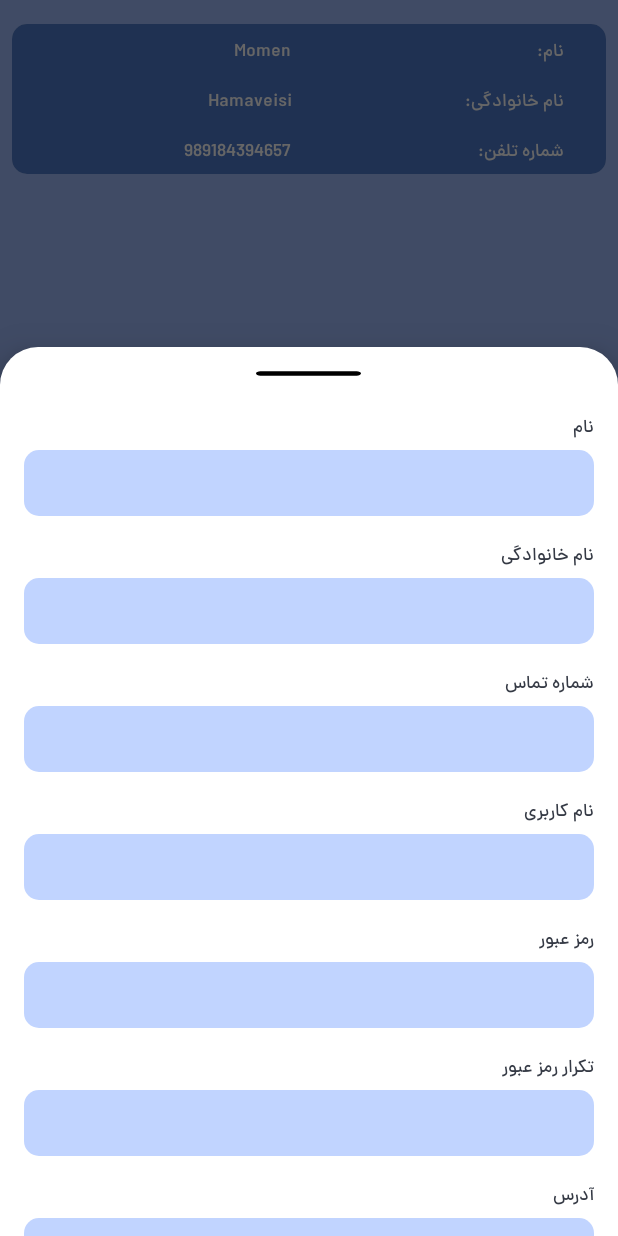
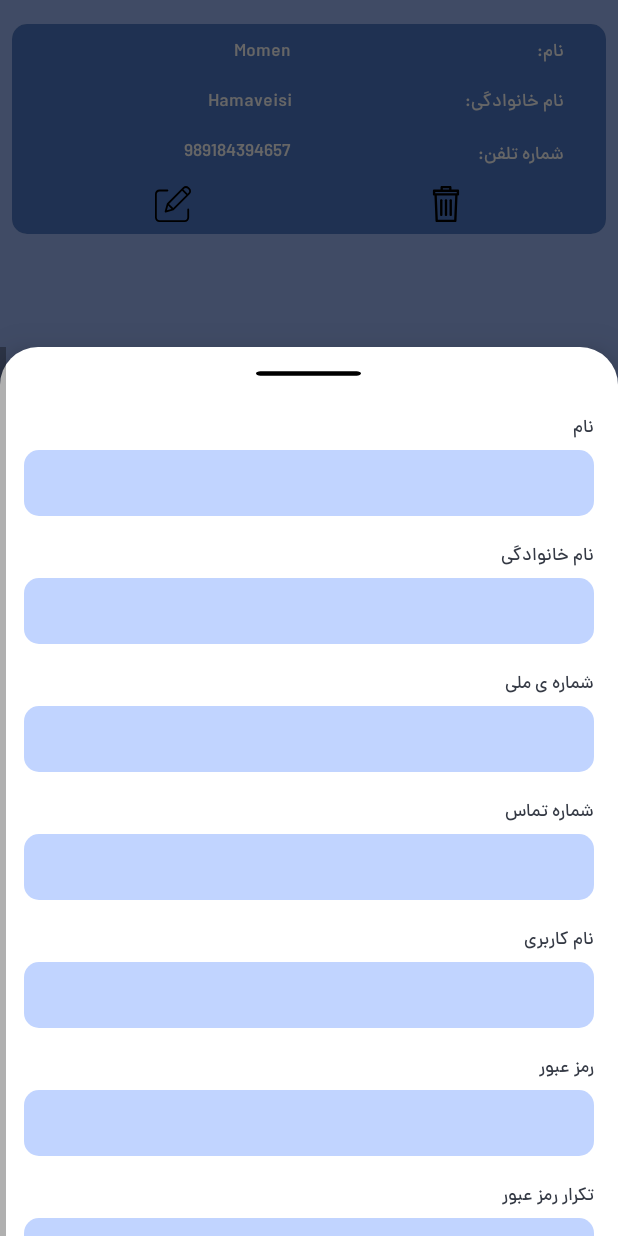
Before and after one commit to momen7899/Restel, an Android app: the ClientsFragment screen opened through its navigation route, after a tap on an icon or button, on a phone screen of 412 x 824 dp. Run offline under Robolectric (Android 15) with nearby library versions, the phone set to English and light mode, and no system bars; our stand-ins replace Dagger/Hilt's generated code, Room's generated code, RxJava, data binding, navigation-ui; 1 statement that could not run was skipped.

Commit message:
Complete Delete And Update Client

```diff
--- a/presentation/src/main/java/com/momen/restel/client/view/ClientAdapter.kt
+++ b/presentation/src/main/java/com/momen/restel/client/view/ClientAdapter.kt
@@ -2,17 +2,22 @@ package com.momen.restel.client.view
 
 import android.view.LayoutInflater
 import android.view.ViewGroup
+import android.widget.ImageView
 import androidx.databinding.DataBindingUtil
 import androidx.recyclerview.widget.RecyclerView
 import com.momen.restel.R
 import com.momen.restel.databinding.ClientItemBinding
 import com.momen.restel.login.model.UserModel
 
-class ClientAdapter : RecyclerView.Adapter<ClientAdapter.ClientViewHolder>() {
+class ClientAdapter(private val fragment: ClientsFragment) :
+    RecyclerView.Adapter<ClientAdapter.ClientViewHolder>() {
 
     private val items = ArrayList<UserModel>()
 
-    class ClientViewHolder(val client: ClientItemBinding) : RecyclerView.ViewHolder(client.root)
+    class ClientViewHolder(val client: ClientItemBinding) : RecyclerView.ViewHolder(client.root) {
+        val edit: ImageView = client.root.findViewById(R.id.clientItemEdit)
+        val remove: ImageView = client.root.findViewById(R.id.clientItemRemove)
+    }
 
     override fun onCreateViewHolder(parent: ViewGroup, viewType: Int): ClientViewHolder =
         ClientViewHolder(
@@ -24,7 +29,24 @@ class ClientAdapter : RecyclerView.Adapter<ClientAdapter.ClientViewHolder>() {
 
     override fun onBindViewHolder(holder: ClientViewHolder, position: Int) {
         val currentUser: UserModel = items[position]
-        holder.client.user = currentUser
+
+        with(holder) {
+            client.user = currentUser
+
+            edit.setOnClickListener {
+                fragment.showBottomSheet(true, currentUser)
+            }
+
+            remove.setOnClickListener {
+                removeItem(currentUser)
+                fragment.showDelMsg(currentUser, position)
+            }
+        }
+    }
+
+    private fun removeItem(user: UserModel) {
+        items.remove(user)
+        notifyDataSetChanged()
     }
 
     override fun getItemCount(): Int = items.size
@@ -34,4 +56,10 @@ class ClientAdapter : RecyclerView.Adapter<ClientAdapter.ClientViewHolder>() {
         this.items.addAll(items)
         notifyDataSetChanged()
     }
+
+    fun addItem(user: UserModel, position: Int) {
+        items.add(position, user)
+        notifyDataSetChanged()
+    }
+
 }
--- a/presentation/src/main/java/com/momen/restel/client/view/ClientsFragment.kt
+++ b/presentation/src/main/java/com/momen/restel/client/view/ClientsFragment.kt
@@ -19,7 +19,11 @@ import com.momen.restel.client.viewmodel.ClientViewModel
 import com.momen.restel.client.viewmodel.ClientViewModelFactory
 import com.momen.restel.comm.Toasty
 import com.momen.restel.login.model.UserModel
+import kotlinx.android.synthetic.main.card_delete.*
 import kotlinx.android.synthetic.main.fragment_client.*
+import java.math.BigInteger
+import java.security.MessageDigest
+import java.util.*
 import javax.inject.Inject
 
 class ClientsFragment : Fragment() {
@@ -28,13 +32,14 @@ class ClientsFragment : Fragment() {
     lateinit var clientViewModelFactory: ClientViewModelFactory
 
     private var clientViewModel: ClientViewModel? = null
-    private val clientAdapter = ClientAdapter()
+    private var clientAdapter: ClientAdapter? = null
     private var bottomSheetDialog: BottomSheetDialog? = null
     private var update = false
 
     // bottom sheet components
     private var userFirstName: EditText? = null
     private var userLastName: EditText? = null
+    private var userNationalCode: EditText? = null
     private var userPhoneNumber: EditText? = null
     private var userName: EditText? = null
     private var userPass: EditText? = null
@@ -90,7 +95,7 @@ class ClientsFragment : Fragment() {
                 }
                 ClientViewModel.State.DATA_LOADED -> {
                     if (result.data is ArrayList<*>) {
-                        clientAdapter.setItems(result.data as ArrayList<UserModel>)
+                        clientAdapter?.setItems(result.data as ArrayList<UserModel>)
                     }
                 }
 
@@ -181,7 +186,7 @@ class ClientsFragment : Fragment() {
 
     private fun setUpFab() {
         clientFab.setOnClickListener {
-            showBottomSheet(false)
+            showBottomSheet(false, null)
         }
     }
 
@@ -189,14 +194,14 @@ class ClientsFragment : Fragment() {
         bottomSheetDialog = BottomSheetDialog(requireContext())
         bottomSheetDialog?.setContentView(R.layout.bottom_sheet_client)
         val rtl = true
-        val layout =
-            bottomSheetDialog?.findViewById<ScrollView>(R.id.bottomSheetClient)
+        val layout = bottomSheetDialog?.findViewById<ScrollView>(R.id.bottomSheetClient)
         layout?.layoutDirection = if (rtl) View.LAYOUT_DIRECTION_RTL else View.LAYOUT_DIRECTION_LTR
     }
 
     private fun setUpBottomSheetComponent() {
         userFirstName = bottomSheetDialog?.findViewById(R.id.userFirstName)
         userLastName = bottomSheetDialog?.findViewById(R.id.userLastName)
+        userNationalCode = bottomSheetDialog?.findViewById(R.id.userNationalCode)
         userPhoneNumber = bottomSheetDialog?.findViewById(R.id.userPhoneNumber)
         userName = bottomSheetDialog?.findViewById(R.id.userName)
         userPass = bottomSheetDialog?.findViewById(R.id.userPass)
@@ -209,13 +214,13 @@ class ClientsFragment : Fragment() {
         submit?.setOnClickListener {
             val user = validateData()
             user?.let { clientViewModel?.addUser(it) }
-            println(user)
         }
     }
 
     private fun validateData(): UserModel? {
         val firstName = userFirstName?.text.toString().trim()
         val lastName = userLastName?.text.toString().trim()
+        val nationalCode = userNationalCode?.text.toString().trim()
         val phone = userPhoneNumber?.text.toString().trim()
         val name = userName?.text.toString().trim()
         val pass = userPass?.text.toString().trim()
@@ -224,14 +229,26 @@ class ClientsFragment : Fragment() {
 
         if (validateInput(firstName, userFirstName)) return null
         if (validateInput(lastName, userLastName)) return null
+        if (validateInput(nationalCode, userNationalCode)) return null
         if (validateInput(phone, userPhoneNumber)) return null
         if (validateInput(name, userName)) return null
         if (validateInput(pass, userPass)) return null
         if (validateInput(rePass, userRePass)) return null
         if (validateInput(address, userAddress)) return null
+        if (validPassword(pass, rePass)) {
+            return null
+        }
+        return UserModel(
+            0, firstName, lastName, nationalCode, phone, name, pass, md5(pass), address, 0
+        )
+    }
 
-        return UserModel(0, firstName, lastName, phone, name, pass, rePass, pass, address, 0)
+    fun md5(input: String): String {
+        val md = MessageDigest.getInstance("MD5")
+        return BigInteger(1, md.digest(input.toByteArray())).toString(16).padStart(32, '0')
     }
+
+    private fun validPassword(pass: String, rePass: String): Boolean = pass == rePass
 
     private fun validateInput(str: String?, et: EditText?): Boolean {
         str?.let {
@@ -244,15 +261,90 @@ class ClientsFragment : Fragment() {
         return false
     }
 
-    private fun showBottomSheet(update: Boolean) {
+    fun showBottomSheet(update: Boolean, user: UserModel?) {
         this.update = update
+        setBottomSheetData(user)
         bottomSheetDialog?.show()
     }
 
+    private fun setBottomSheetData(user: UserModel?) {
+        if (update)
+            user?.let { fillBottomSheetData(it) }
+        else
+            clearBottomSheetData()
+    }
+
+    private fun fillBottomSheetData(user: UserModel) {
+        userFirstName?.setText(user.firstName)
+        userLastName?.setText(user.lastName)
+        userNationalCode?.setText(user.nationalCode)
+        userPhoneNumber?.setText(user.phoneNumber)
+        userName?.setText(user.userName)
+        userPass?.setText(user.password)
+        userRePass?.setText(user.password)
+        userAddress?.setText(user.address)
+        submit?.text = getString(R.string.edit)
+    }
+
+    private fun clearBottomSheetData() {
+        userFirstName?.setText("")
+        userLastName?.setText("")
+        userNationalCode?.setText("")
+        userPhoneNumber?.setText("")
+        userName?.setText("")
+        userPass?.setText("")
+        userRePass?.setText("")
+        userAddress?.setText("")
+        submit?.text = getString(R.string.submit)
+    }
+
     private fun setUpUpRecycler() {
+        clientAdapter = ClientAdapter(this)
         clientRecycle.layoutManager =
             LinearLayoutManager(requireContext(), LinearLayoutManager.VERTICAL, false)
         clientRecycle.adapter = clientAdapter
     }
 
+    fun showDelMsg(user: UserModel, position: Int) {
+        showDelete()
+        setUpDelete(user, position)
+    }
+
+    private fun setUpDelete(user: UserModel, position: Int) {
+        var sec = 60
+        val timer = Timer()
+        var delete = true
+        timer.schedule(object : TimerTask() {
+            override fun run() {
+                sec--
+                timerCounter?.text = ((sec + 21) / 20).toString()
+                timerProgressBar?.progress = sec
+                if (sec == 0) {
+                    this.cancel()
+                    if (delete) {
+                        clientViewModel?.removeUser(user)
+                        delete = false
+                    }
+                }
+            }
+        }, 0, 50)
+
+        undoRemove.setOnClickListener {
+            delete = false
+            clientAdapter?.addItem(user, position)
+            hideDelete()
+        }
+        timerProgressBar?.progress = sec
+        timerCounter?.text = sec.toString()
+    }
+
+    private fun showDelete() {
+        clientDelete.visibility = View.VISIBLE
+        clientFab.visibility = View.GONE
+    }
+
+    private fun hideDelete() {
+        clientDelete.visibility = View.GONE
+        clientFab.visibility = View.VISIBLE
+    }
 }
--- a/presentation/src/main/java/com/momen/restel/client/viewmodel/ClientViewModel.kt
+++ b/presentation/src/main/java/com/momen/restel/client/viewmodel/ClientViewModel.kt
@@ -23,10 +23,10 @@ class ClientViewModel(
     val removeUserLiveData = MutableLiveData<Result>()
 
 
-    private var result: Result? = null
     private val disposables = CompositeDisposable()
 
     fun addUser(user: UserModel) {
+        var result: Result? = null
         result = Result(null, State.LOADING_DATA, null)
         addUserLiveData.value = result
 
@@ -46,6 +46,7 @@ class ClientViewModel(
     }
 
     fun editUser(user: UserModel) {
+        var result: Result? = null
         result = Result(null, State.LOADING_DATA, null)
         editUserLiveData.value = result
 
@@ -65,6 +66,7 @@ class ClientViewModel(
     }
 
     fun getUsers() {
+        var result: Result? = null
         result = Result(null, State.LOADING_DATA, null)
         getUsersLiveData.value = result
 
@@ -82,6 +84,7 @@ class ClientViewModel(
     }
 
     fun getUser(id: Int) {
+        var result: Result? = null
         result = Result(null, State.LOADING_DATA, null)
         getUserLiveData.value = result
 
@@ -97,12 +100,12 @@ class ClientViewModel(
         }
         )
         d?.let { disposables.add(it) }
-
     }
 
     fun removeUser(user: UserModel) {
+        var result: Result? = null
         result = Result(null, State.LOADING_DATA, null)
-        removeUserLiveData.value = result
+        removeUserLiveData.postValue(result)
 
         val params = RemoveUserUseCase.Params.forRemoveUsers(mapper.transformUserModelToUser(user))
         val d: Disposable? = removeUserUseCase.execute(params)?.subscribe({ res ->
--- /dev/null
+++ b/presentation/src/main/res/drawable/ic_edit.xml
@@ -0,0 +1,12 @@
+<vector xmlns:android="http://schemas.android.com/apk/res/android"
+    android:width="401dp"
+    android:height="401dp"
+    android:viewportWidth="401.5229"
+    android:viewportHeight="401">
+  <path
+      android:fillColor="#FF000000"
+      android:pathData="m370.59,251.973c-5.523,0 -10,4.477 -10,10v88.789c-0.02,16.563 -13.438,29.984 -30,30h-280.59c-16.563,-0.016 -29.98,-13.438 -30,-30v-260.59c0.02,-16.559 13.438,-29.98 30,-30h88.789c5.523,0 10,-4.477 10,-10 0,-5.52 -4.477,-10 -10,-10h-88.789c-27.602,0.031 -49.969,22.398 -50,50v260.594c0.031,27.602 22.398,49.969 50,50h280.59c27.602,-0.031 49.969,-22.398 50,-50v-88.793c0,-5.523 -4.477,-10 -10,-10zM370.59,251.973"/>
+  <path
+      android:fillColor="#FF000000"
+      android:pathData="m376.629,14.441c-17.574,-17.574 -46.066,-17.574 -63.641,0l-178.406,178.406c-1.223,1.223 -2.105,2.738 -2.566,4.402l-23.461,84.699c-0.965,3.473 0.016,7.191 2.563,9.742 2.551,2.547 6.27,3.527 9.742,2.566l84.699,-23.465c1.664,-0.461 3.18,-1.344 4.402,-2.566l178.402,-178.41c17.547,-17.586 17.547,-46.055 0,-63.641zM156.371,199.348 L302.383,53.332 349.473,100.422 203.457,246.438zM146.965,218.223 L184.586,255.848 132.547,270.266zM374.223,75.676 L363.617,86.281 316.523,39.188 327.133,28.582c9.762,-9.762 25.59,-9.762 35.352,0l11.738,11.734c9.746,9.773 9.746,25.59 0,35.359zM374.223,75.676"/>
+</vector>
--- /dev/null
+++ b/presentation/src/main/res/drawable/ic_remove.xml
@@ -0,0 +1,18 @@
+<vector xmlns:android="http://schemas.android.com/apk/res/android"
+    android:width="512dp"
+    android:height="512dp"
+    android:viewportWidth="512"
+    android:viewportHeight="512">
+  <path
+      android:fillColor="#FF000000"
+      android:pathData="M425.298,51.358h-91.455V16.696c0,-9.22 -7.475,-16.696 -16.696,-16.696H194.855c-9.22,0 -16.696,7.475 -16.696,16.696v34.662H86.704c-9.22,0 -16.696,7.475 -16.696,16.696v51.357c0,9.22 7.475,16.696 16.696,16.696h5.072l15.26,359.906c0.378,8.937 7.735,15.988 16.68,15.988h264.568c8.946,0 16.302,-7.051 16.68,-15.989l15.259,-359.906h5.073c9.22,0 16.696,-7.475 16.696,-16.696V68.054C441.994,58.832 434.519,51.358 425.298,51.358zM211.551,33.391h88.9v17.967h-88.9V33.391zM372.283,478.609H139.719l-14.522,-342.502h261.606L372.283,478.609zM408.602,102.715c-15.17,0 -296.114,0 -305.202,0V84.749h305.202V102.715z"/>
+  <path
+      android:fillColor="#FF000000"
+      android:pathData="M188.835,187.304c-9.22,0 -16.696,7.475 -16.696,16.696v206.714c0,9.22 7.475,16.696 16.696,16.696c9.22,0 16.696,-7.475 16.696,-16.696V204C205.53,194.779 198.055,187.304 188.835,187.304z"/>
+  <path
+      android:fillColor="#FF000000"
+      android:pathData="M255.998,187.304c-9.22,0 -16.696,7.475 -16.696,16.696v206.714c0,9.22 7.474,16.696 16.696,16.696c9.22,0 16.696,-7.475 16.696,-16.696V204C272.693,194.779 265.218,187.304 255.998,187.304z"/>
+  <path
+      android:fillColor="#FF000000"
+      android:pathData="M323.161,187.304c-9.22,0 -16.696,7.475 -16.696,16.696v206.714c0,9.22 7.475,16.696 16.696,16.696s16.696,-7.475 16.696,-16.696V204C339.857,194.779 332.382,187.304 323.161,187.304z"/>
+</vector>
--- a/presentation/src/main/res/layout/bottom_sheet_client.xml
+++ b/presentation/src/main/res/layout/bottom_sheet_client.xml
@@ -53,6 +53,20 @@
             android:inputType="text"
             tools:ignore="LabelFor" />
 
+        <TextView
+            style="@style/EditTextHint"
+            android:layout_marginTop="8dp"
+            android:text="@string/userNationalHint" />
+
+        <EditText
+            android:id="@+id/userNationalCode"
+            style="@style/LoginEditText"
+            android:layout_width="match_parent"
+            android:layout_marginTop="4dp"
+            android:layout_marginBottom="8dp"
+            android:importantForAutofill="no"
+            android:inputType="phone"
+            tools:ignore="LabelFor" />
 
         <TextView
             style="@style/EditTextHint"
--- a/presentation/src/main/res/layout/client_item.xml
+++ b/presentation/src/main/res/layout/client_item.xml
@@ -20,7 +20,7 @@
 
         <androidx.constraintlayout.widget.ConstraintLayout
             android:layout_width="match_parent"
-            android:layout_height="match_parent"
+            android:layout_height="wrap_content"
             android:background="@color/primary"
             android:paddingHorizontal="16dp">
 
@@ -33,7 +33,7 @@
                 app:layout_constraintGuide_percent="0.5" />
 
             <TextView
-                android:id="@+id/reservationItemCustomer"
+                android:id="@+id/clientItemFirstName"
                 style="@style/ReserveItemTextView"
                 android:layout_width="0dp"
                 android:layout_height="wrap_content"
@@ -44,7 +44,7 @@
                 app:layout_constraintTop_toTopOf="parent" />
 
             <TextView
-                android:id="@+id/reservationItemClient"
+                android:id="@+id/clientItemLastName"
                 style="@style/ReserveItemTextView"
                 android:layout_width="0dp"
                 android:layout_height="wrap_content"
@@ -52,10 +52,10 @@
                 android:text="@{user.lastName}"
                 app:layout_constraintEnd_toEndOf="parent"
                 app:layout_constraintStart_toEndOf="@id/guideline"
-                app:layout_constraintTop_toBottomOf="@id/reservationItemCustomer" />
+                app:layout_constraintTop_toBottomOf="@id/clientItemFirstName" />
 
             <TextView
-                android:id="@+id/reservationItemRoomName"
+                android:id="@+id/clientItemTell"
                 style="@style/ReserveItemTextView"
                 android:layout_width="0dp"
                 android:layout_height="wrap_content"
@@ -63,7 +63,7 @@
                 android:text="@{user.phoneNumber}"
                 app:layout_constraintEnd_toEndOf="parent"
                 app:layout_constraintStart_toEndOf="@id/guideline"
-                app:layout_constraintTop_toBottomOf="@id/reservationItemClient" />
+                app:layout_constraintTop_toBottomOf="@id/clientItemLastName" />
 
             <TextView
                 style="@style/ReserveItemTextView"
@@ -83,7 +83,7 @@
                 android:text="@string/lastName"
                 app:layout_constraintEnd_toStartOf="@id/guideline"
                 app:layout_constraintStart_toStartOf="parent"
-                app:layout_constraintTop_toBottomOf="@id/reservationItemCustomer" />
+                app:layout_constraintTop_toBottomOf="@id/clientItemFirstName" />
 
             <TextView
                 style="@style/ReserveItemTextView"
@@ -91,10 +91,32 @@
                 android:layout_height="wrap_content"
                 android:layout_marginHorizontal="8dp"
                 android:text="@string/phoneNumber"
+                app:layout_constraintBottom_toBottomOf="@id/clientItemTell"
+                app:layout_constraintEnd_toStartOf="@id/guideline"
+                app:layout_constraintStart_toStartOf="parent"
+                app:layout_constraintTop_toTopOf="@id/clientItemTell" />
+
+            <ImageView
+                android:id="@+id/clientItemEdit"
+                android:layout_width="@dimen/standardIconSize"
+                android:layout_height="@dimen/standardIconSize"
+                android:layout_marginVertical="8dp"
+                android:src="@drawable/ic_edit"
+                app:layout_constraintBottom_toBottomOf="parent"
+                app:layout_constraintEnd_toEndOf="parent"
+                app:layout_constraintStart_toEndOf="@id/guideline"
+                app:layout_constraintTop_toBottomOf="@id/clientItemTell" />
+
+            <ImageView
+                android:id="@+id/clientItemRemove"
+                android:layout_width="@dimen/standardIconSize"
+                android:layout_height="@dimen/standardIconSize"
+                android:layout_marginVertical="8dp"
+                android:src="@drawable/ic_remove"
                 app:layout_constraintBottom_toBottomOf="parent"
                 app:layout_constraintEnd_toStartOf="@id/guideline"
                 app:layout_constraintStart_toStartOf="parent"
-                app:layout_constraintTop_toBottomOf="@id/reservationItemClient" />
+                app:layout_constraintTop_toBottomOf="@id/clientItemTell" />
 
 
         </androidx.constraintlayout.widget.ConstraintLayout>
--- a/presentation/src/main/res/layout/fragment_client.xml
+++ b/presentation/src/main/res/layout/fragment_client.xml
@@ -2,10 +2,6 @@
 <androidx.constraintlayout.widget.ConstraintLayout xmlns:android="http://schemas.android.com/apk/res/android"
     xmlns:app="http://schemas.android.com/apk/res-auto"
     xmlns:tools="http://schemas.android.com/tools"
-    android:layout_width="match_parent"
-    android:layout_height="match_parent">
-
-    <androidx.constraintlayout.widget.ConstraintLayout
     android:layout_width="match_parent"
     android:layout_height="match_parent"
     android:background="#8084A9FF"
@@ -30,5 +26,18 @@
         app:layout_constraintBottom_toBottomOf="parent"
         app:layout_constraintEnd_toEndOf="parent" />
 
+
+    <include
+        android:id="@+id/clientDelete"
+        layout="@layout/card_delete"
+        android:layout_width="0dp"
+        android:layout_height="wrap_content"
+        android:layout_marginHorizontal="20dp"
+        android:layout_marginBottom="8dp"
+        android:visibility="gone"
+        app:layout_constraintBottom_toBottomOf="parent"
+        app:layout_constraintEnd_toEndOf="parent"
+        app:layout_constraintStart_toStartOf="parent" />
+
+
 </androidx.constraintlayout.widget.ConstraintLayout>
-</androidx.constraintlayout.widget.ConstraintLayout>
--- a/presentation/src/main/res/values/dimens.xml
+++ b/presentation/src/main/res/values/dimens.xml
@@ -1,4 +1,5 @@
 <?xml version="1.0" encoding="utf-8"?>
 <resources>
     <dimen name="cardCornerRadius">10dp</dimen>
+    <dimen name="standardIconSize">24dp</dimen>
 </resources>
--- a/presentation/src/main/res/values/strings.xml
+++ b/presentation/src/main/res/values/strings.xml
@@ -48,4 +48,8 @@
     <string name="userRePassHint">تکرار رمز عبور</string>
     <string name="userAddressHint">آدرس</string>
     <string name="capacityHint">ظرفیت اتاق</string>
+    <string name="userNationalHint">شماره ی ملی</string>
+    <string name="edit">ویرایش</string>
+    <string name="cancel">بازگشت</string>
+    <string name="delete">حذف شد</string>
 </resources>
```
Also changed, not shown: presentation/src/main/res/drawable/bg_card_delete.xml (added, +9 -0 lines), presentation/src/main/res/drawable/circular_progress_bar.xml (added, +12 -0 lines), presentation/src/main/res/layout/card_delete.xml (added, +57 -0 lines), presentation/src/main/java/com/momen/restel/splash/viewmodel/SplashViewModel.kt (line endings or trailing spaces). Lines whose indentation alone changed are shown as unchanged.
